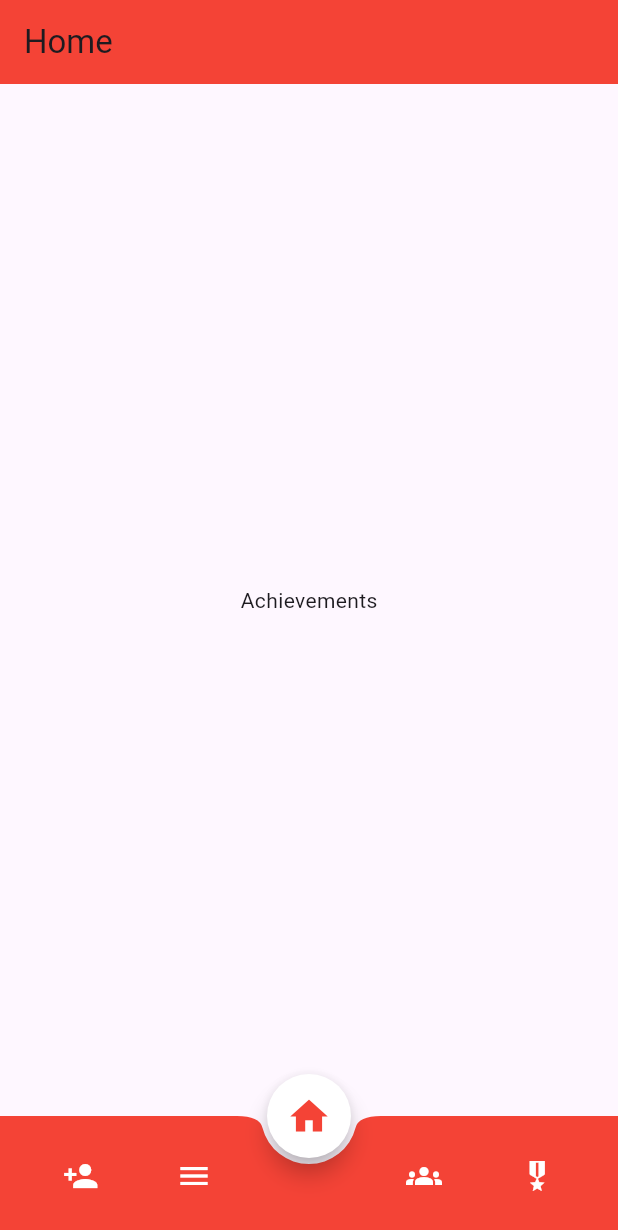
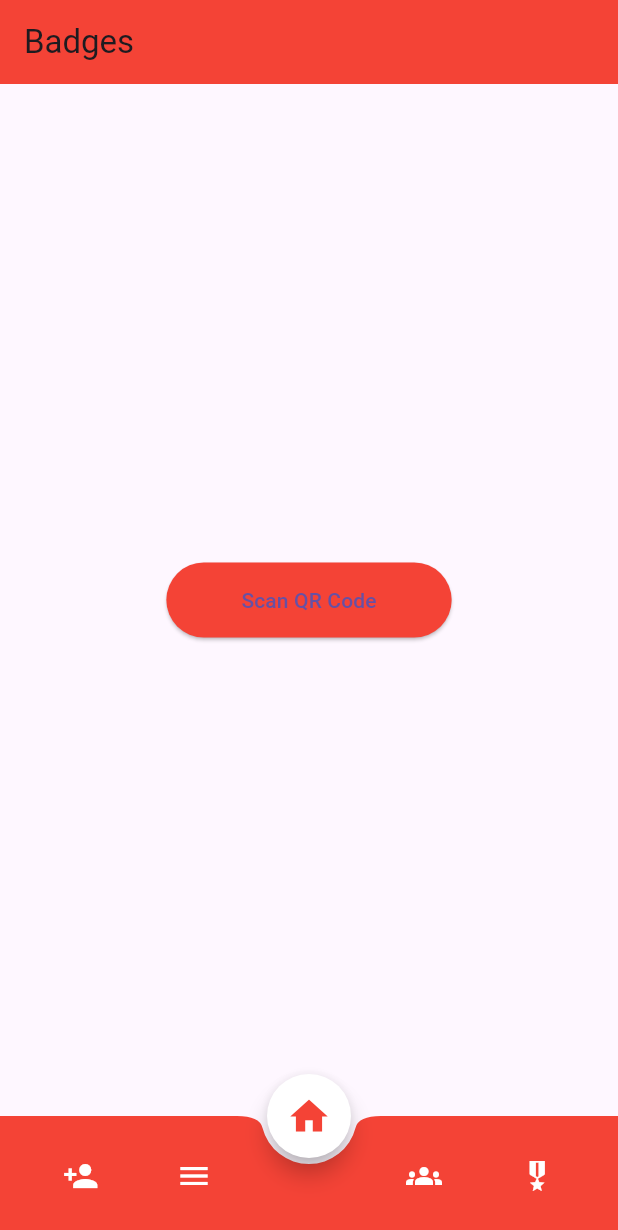
Before and after one commit to PulgaLuca/StartHack_Virgin_25, a Flutter app: the HomePage screen opened directly, item 4 of the bottom bar chosen, on a phone screen of 412 x 824 dp. Shown: the top 1230 px of the screen. Run offline on Flutter 3.47's test engine with Material 3 defaults, Android fonts, the phone set to English and light mode, and no system bars; missing offline and left inert: mobile_scanner.

Commit message:
added badges page that can read qr codes

```diff
--- /dev/null
+++ b/virgin_app/lib/badges_page.dart
@@ -0,0 +1,28 @@
+import 'package:flutter/material.dart';
+import 'qr_scanner_page.dart';
+
+class BadgesPage extends StatelessWidget {
+  @override
+  Widget build(BuildContext context) {
+    return Scaffold(
+      appBar: AppBar(
+        title: Text('Badges'),
+        backgroundColor: Colors.red,
+      ),
+      body: Center(
+        child: ElevatedButton(
+          child: Text('Scan QR Code'),
+          onPressed: () => Navigator.of(context).push(
+            MaterialPageRoute(
+              builder: (context) => QrCodeScanner(),
+            ),
+          ),
+          style: ElevatedButton.styleFrom(
+            backgroundColor: Colors.red,
+            padding: EdgeInsets.symmetric(horizontal: 50, vertical: 15),
+          ),
+        ),
+      ),
+    );
+  }
+}
--- a/virgin_app/lib/home_page.dart
+++ b/virgin_app/lib/home_page.dart
@@ -1,4 +1,5 @@
 import 'package:flutter/material.dart';
+import 'package:virgin_app/badges_page.dart';
 
 class HomePage extends StatefulWidget {
   @override
@@ -13,7 +14,7 @@ class _HomePageState extends State<HomePage> {
     Center(child: Text('Add Friends')),
     Center(child: Text('Menu')),
     Center(child: Text('Community')),
-    Center(child: Text('Achievements')),
+    BadgesPage()
   ];
 
   void _onItemTapped(int index) {
@@ -25,10 +26,6 @@ class _HomePageState extends State<HomePage> {
   @override
   Widget build(BuildContext context) {
     return Scaffold(
-      appBar: AppBar(
-        title: Text('Home'),
-        backgroundColor: Colors.red,
-      ),
       body: _pages[_selectedIndex],
 
       bottomNavigationBar: BottomAppBar(
--- a/virgin_app/pubspec.yaml
+++ b/virgin_app/pubspec.yaml
@@ -34,6 +34,7 @@ dependencies:
   # The following adds the Cupertino Icons font to your application.
   # Use with the CupertinoIcons class for iOS style icons.
   cupertino_icons: ^1.0.8
+  mobile_scanner: ^6.0.7
 
 dev_dependencies:
   flutter_test:
```
Also changed, not shown: virgin_app/lib/qr_scanner_page.dart (added, +61 -0 lines), virgin_app/pubspec.lock, 3 other files.
